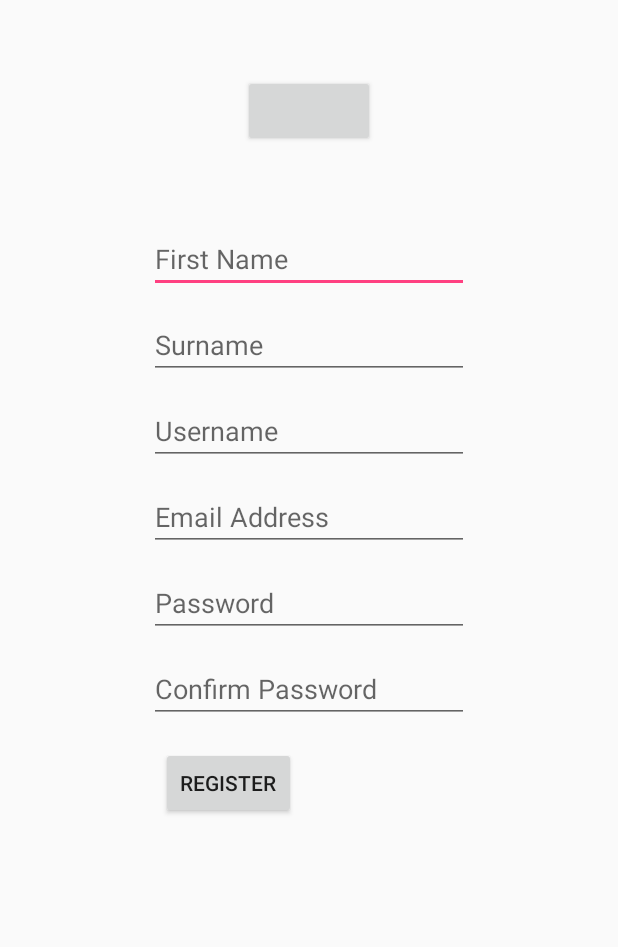
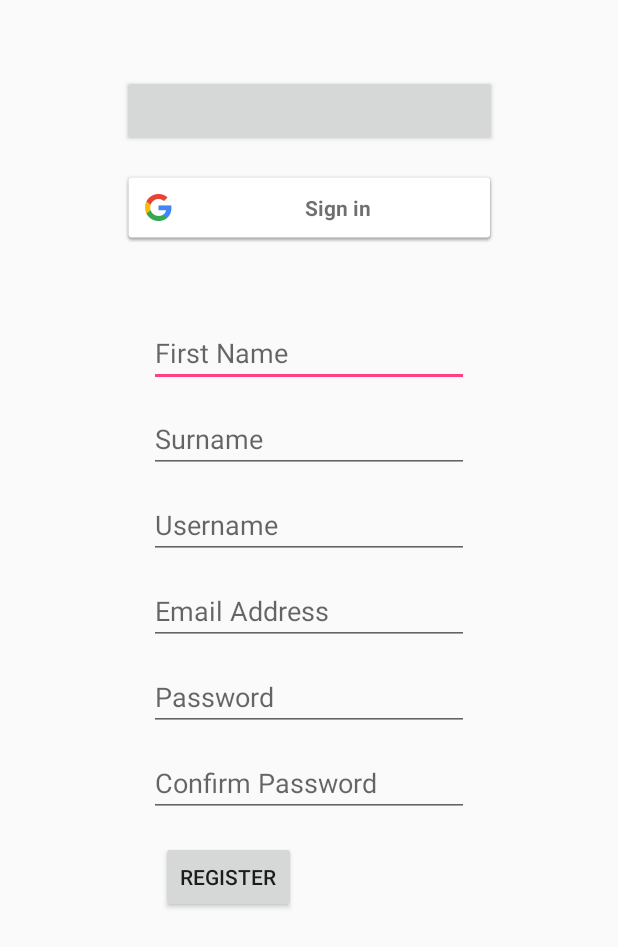
Before and after one commit to srheede/matcha, an Android app: the layout activity_register.xml on its own in the app's theme, with its tools: preview values and no code run, on a phone screen of 412 x 824 dp. Shown: the top 947 px of the screen. Run offline under Robolectric (Android 15) with nearby library versions, the light colour scheme and no system bars; plain views replace LoginButton.

Commit message:
FacebookGoogleLogin

```diff
--- a/app/build.gradle
+++ b/app/build.gradle
@@ -42,6 +42,7 @@ dependencies {
     implementation 'com.android.support:customtabs:28.0.0'
     implementation 'com.android.support:support-media-compat:28.0.0'
     implementation 'com.android.support:support-v4:28.0.0'
+    implementation 'com.google.android.gms:play-services-auth:16.0.1'
 
 }
 
--- a/app/src/main/res/layout/activity_register.xml
+++ b/app/src/main/res/layout/activity_register.xml
@@ -8,7 +8,7 @@
 
     <com.facebook.login.widget.LoginButton
         android:id="@+id/buttonFacebookLogin"
-        android:layout_width="wrap_content"
+        android:layout_width="250dp"
         android:layout_height="wrap_content"
         android:layout_gravity="center_horizontal"
         android:layout_marginStart="8dp"
@@ -20,13 +20,26 @@
         app:layout_constraintStart_toStartOf="parent"
         app:layout_constraintTop_toTopOf="parent" />
 
+    <com.google.android.gms.common.SignInButton
+        android:id="@+id/sign_in_button"
+        android:layout_width="250dp"
+        android:layout_height="wrap_content"
+        android:layout_marginStart="8dp"
+        android:layout_marginLeft="8dp"
+        android:layout_marginTop="16dp"
+        android:layout_marginEnd="8dp"
+        android:layout_marginRight="8dp"
+        app:layout_constraintEnd_toEndOf="parent"
+        app:layout_constraintStart_toStartOf="parent"
+        app:layout_constraintTop_toBottomOf="@+id/buttonFacebookLogin" />
+
     <EditText
         android:id="@+id/firstname"
         android:layout_width="wrap_content"
         android:layout_height="wrap_content"
         android:layout_marginStart="8dp"
         android:layout_marginLeft="8dp"
-        android:layout_marginTop="150dp"
+        android:layout_marginTop="50dp"
         android:layout_marginEnd="8dp"
         android:layout_marginRight="8dp"
         android:ems="10"
@@ -34,7 +47,7 @@
         android:inputType="textPersonName"
         app:layout_constraintEnd_toEndOf="parent"
         app:layout_constraintStart_toStartOf="parent"
-        app:layout_constraintTop_toTopOf="parent" />
+        app:layout_constraintTop_toBottomOf="@+id/sign_in_button" />
 
     <EditText
         android:id="@+id/email"
--- a/build.gradle
+++ b/build.gradle
@@ -7,7 +7,7 @@ buildscript {
         jcenter()
     }
     dependencies {
-        classpath 'com.android.tools.build:gradle:3.3.1'
+        classpath 'com.android.tools.build:gradle:3.3.2'
         classpath 'com.google.gms:google-services:4.2.0'
 
         // NOTE: Do not place your application dependencies here; they belong
```
Also changed, not shown: app/src/main/java/wethinkcode/co/za/matcha/Account.java (+19 -11 lines), app/src/main/java/wethinkcode/co/za/matcha/Register.java (+120 -6 lines), app/src/main/res/layout/activity_account.xml (+10 -24 lines), app/src/main/res/layout/content_account.xml (deleted, +0 -11 lines).
